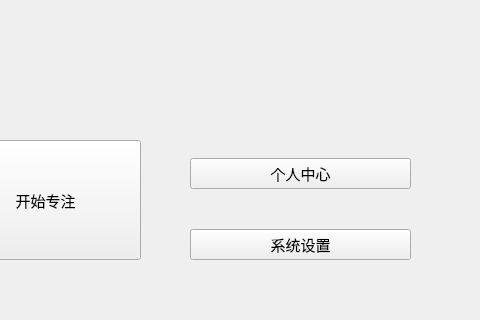
Qt form mainmenu.ui (Flyame-debug/Tomato) before a commit; both pictures show x 120 to 600 and y 130 to 450 of the 600 by 450 pixel window.
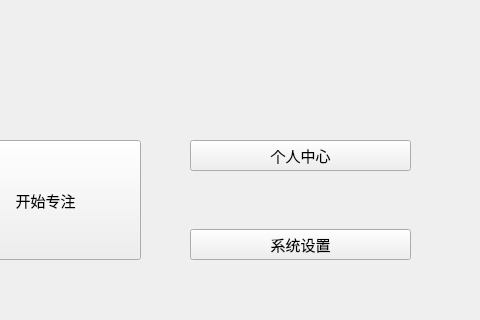
The same form after that commit. Icons and pictures are not drawn.

```diff
--- a/mainmenu.ui
+++ b/mainmenu.ui
@@ -104,7 +104,7 @@
      <x>310</x>
      <y>250</y>
      <width>221</width>
-     <height>108</height>
+     <height>71</height>
     </rect>
    </property>
    <layout class="QVBoxLayout" name="verticalLayout_2">
```
